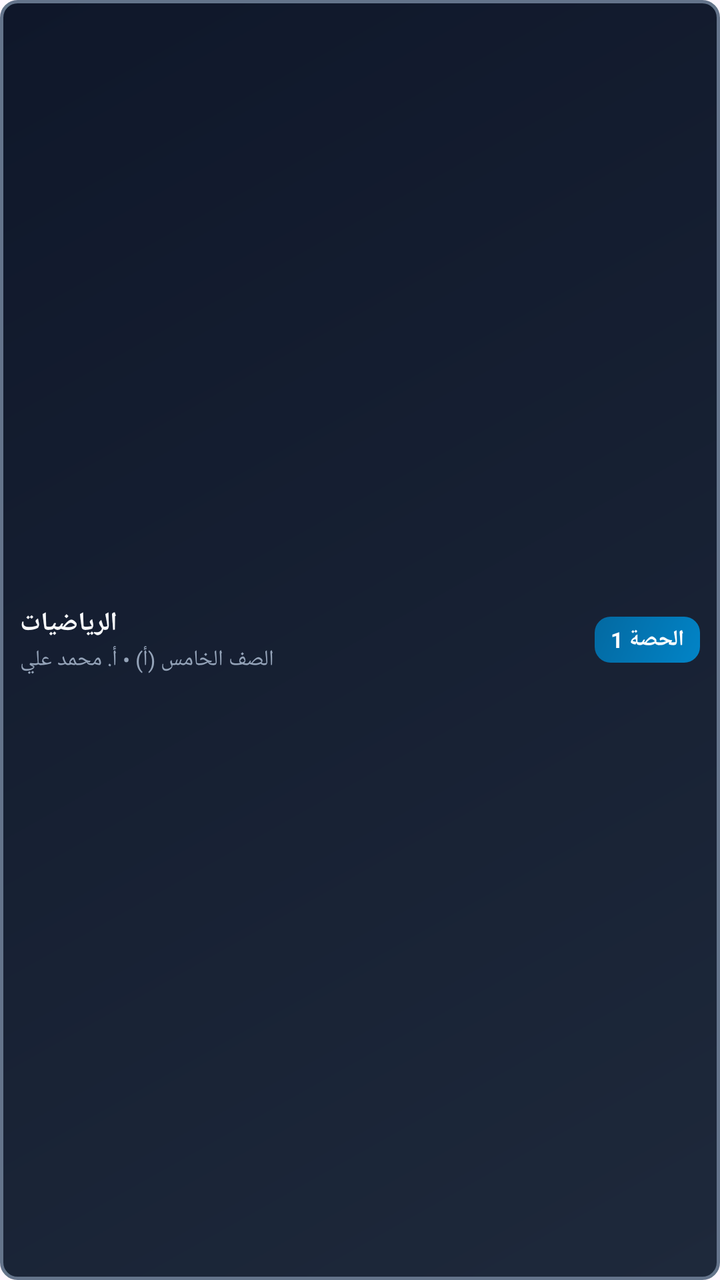
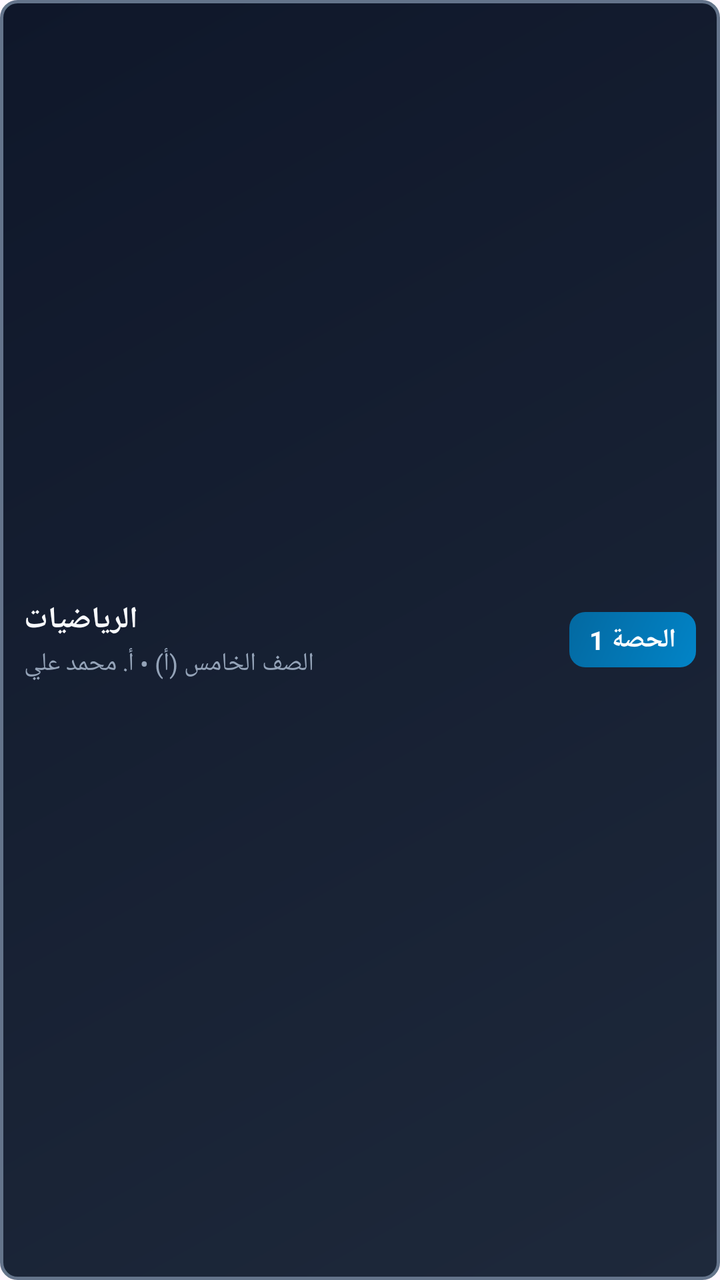

The first picture is an Android layout as it rendered before a commit; the second is the same layout after the commit. The layout source and the unified diff follow.
<!-- AndroidManifest.xml: application theme Theme.SchoolSystem -->
<!-- res/layout/widget_full_lesson_item.xml -->
<?xml version="1.0" encoding="utf-8"?>
<LinearLayout xmlns:android="http://schemas.android.com/apk/res/android"
    android:id="@+id/widget_item_container"
    android:layout_width="match_parent"
    android:layout_height="wrap_content"
    android:orientation="horizontal"
    android:background="@drawable/widget_item_bg"
    android:padding="10dp"
    android:gravity="center_vertical">

    
    <LinearLayout
        android:layout_width="0dp"
        android:layout_height="wrap_content"
        android:layout_weight="1"
        android:orientation="vertical"
        android:gravity="start">

        <LinearLayout
            android:layout_width="wrap_content"
            android:layout_height="wrap_content"
            android:orientation="horizontal"
            android:gravity="center_vertical">

            <TextView
                android:id="@+id/item_subject_text"
                android:layout_width="wrap_content"
                android:layout_height="wrap_content"
                android:text="الرياضيات"
                android:textColor="#F8FAFC"
                android:textSize="13sp"
                android:textStyle="bold" />

            <TextView
                android:id="@+id/item_teacher_badge"
                android:layout_width="wrap_content"
                android:layout_height="wrap_content"
                android:layout_marginStart="6dp"
                android:background="@drawable/widget_teacher_badge_bg"
                android:paddingStart="6dp"
                android:paddingEnd="6dp"
                android:paddingTop="2dp"
                android:paddingBottom="2dp"
                android:text="⭐ حصتك"
                android:textColor="#FFFFFF"
                android:textSize="10sp"
                android:textStyle="bold"
                android:visibility="gone" />
        </LinearLayout>

        <TextView
            android:id="@+id/item_details_text"
            android:layout_width="wrap_content"
            android:layout_height="wrap_content"
            android:text="الصف الخامس (أ) • أ. محمد علي"
            android:textColor="#94A3B8"
            android:textSize="11sp"
            android:layout_marginTop="2dp" />
    </LinearLayout>

    
    <TextView
        android:id="@+id/item_lesson_badge"
        android:layout_width="wrap_content"
        android:layout_height="wrap_content"
        android:background="@drawable/widget_badge_bg"
        android:paddingStart="8dp"
        android:paddingEnd="8dp"
        android:paddingTop="4dp"
        android:paddingBottom="4dp"
        android:text="الحصة 1"
        android:textColor="#FFFFFF"
        android:textSize="11sp"
        android:textStyle="bold" />

</LinearLayout>
<!-- resources referenced by this layout -->
<resources>
  <!-- drawable widget_badge_bg (drawable) -->
  <?xml version="1.0" encoding="utf-8"?>
  <shape xmlns:android="http://schemas.android.com/apk/res/android"
      android:shape="rectangle">
      <gradient
          android:startColor="#0284C7"
          android:endColor="#0369A1"
          android:angle="135" />
      <corners android:radius="8dp" />
  </shape>
  <!-- drawable widget_item_bg (drawable) -->
  <?xml version="1.0" encoding="utf-8"?>
  <shape xmlns:android="http://schemas.android.com/apk/res/android"
      android:shape="rectangle">
      <gradient
          android:startColor="#1E293B"
          android:endColor="#0F172A"
          android:angle="135" />
      <corners android:radius="8dp" />
      <stroke android:width="1.5dp" android:color="#64748B" />
  </shape>
  <!-- drawable widget_teacher_badge_bg (drawable) -->
  <?xml version="1.0" encoding="utf-8"?>
  <shape xmlns:android="http://schemas.android.com/apk/res/android"
      android:shape="rectangle">
      <gradient
          android:startColor="#059669"
          android:endColor="#047857"
          android:angle="135" />
      <corners android:radius="8dp" />
  </shape>
  <style name="Theme.SchoolSystem" parent="Theme.Material3.Light.NoActionBar">
      </style>
</resources>

<!-- the commit's change to res/layout/widget_full_lesson_item.xml (unified diff, before → after) -->
@@ -5,7 +5,7 @@
     android:layout_height="wrap_content"
     android:orientation="horizontal"
     android:background="@drawable/widget_item_bg"
-    android:padding="10dp"
+    android:padding="12dp"
     android:gravity="center_vertical">
 
     
@@ -28,22 +28,22 @@
                 android:layout_height="wrap_content"
                 android:text="الرياضيات"
                 android:textColor="#F8FAFC"
-                android:textSize="13sp"
+                android:textSize="15sp"
                 android:textStyle="bold" />
 
             <TextView
                 android:id="@+id/item_teacher_badge"
                 android:layout_width="wrap_content"
                 android:layout_height="wrap_content"
-                android:layout_marginStart="6dp"
+                android:layout_marginStart="8dp"
                 android:background="@drawable/widget_teacher_badge_bg"
-                android:paddingStart="6dp"
-                android:paddingEnd="6dp"
-                android:paddingTop="2dp"
-                android:paddingBottom="2dp"
+                android:paddingStart="7dp"
+                android:paddingEnd="7dp"
+                android:paddingTop="3dp"
+                android:paddingBottom="3dp"
                 android:text="⭐ حصتك"
                 android:textColor="#FFFFFF"
-                android:textSize="10sp"
+                android:textSize="11.5sp"
                 android:textStyle="bold"
                 android:visibility="gone" />
         </LinearLayout>
@@ -54,8 +54,8 @@
             android:layout_height="wrap_content"
             android:text="الصف الخامس (أ) • أ. محمد علي"
             android:textColor="#94A3B8"
-            android:textSize="11sp"
-            android:layout_marginTop="2dp" />
+            android:textSize="12.5sp"
+            android:layout_marginTop="3dp" />
     </LinearLayout>
 
     
@@ -64,13 +64,13 @@
         android:layout_width="wrap_content"
         android:layout_height="wrap_content"
         android:background="@drawable/widget_badge_bg"
-        android:paddingStart="8dp"
-        android:paddingEnd="8dp"
-        android:paddingTop="4dp"
-        android:paddingBottom="4dp"
+        android:paddingStart="10dp"
+        android:paddingEnd="10dp"
+        android:paddingTop="5dp"
+        android:paddingBottom="5dp"
         android:text="الحصة 1"
         android:textColor="#FFFFFF"
-        android:textSize="11sp"
+        android:textSize="13sp"
         android:textStyle="bold" />
 
 </LinearLayout>
